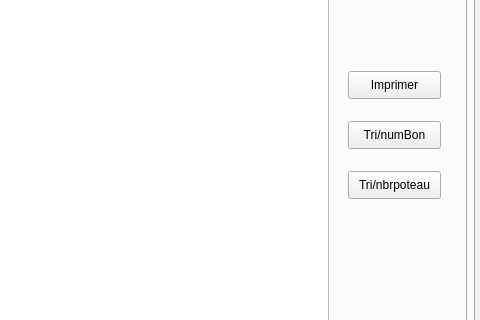
The window that Projet/mainwindow.ui (JasserBOUKRYA/PROJET_c-_2a) describes before a commit, drawn with Qt 5; both pictures show x 556 to 1036 and y 91 to 411 of the 1036 by 535 pixel window.
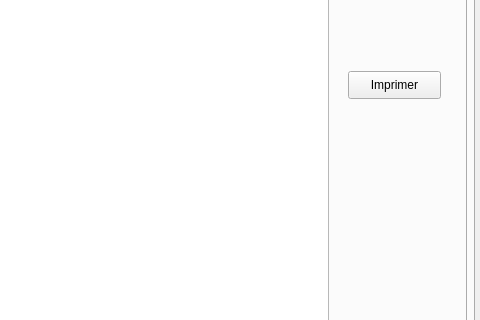
The same window after the commit. The open tabs and pages were chosen to show the change.

```diff
--- a/Projet/mainwindow.ui
+++ b/Projet/mainwindow.ui
@@ -804,32 +804,6 @@
          <string>Imprimer</string>
         </property>
        </widget>
-       <widget class="QPushButton" name="pushButton_7">
-        <property name="geometry">
-         <rect>
-          <x>880</x>
-          <y>150</y>
-          <width>93</width>
-          <height>28</height>
-         </rect>
-        </property>
-        <property name="text">
-         <string>Tri/numBon</string>
-        </property>
-       </widget>
-       <widget class="QPushButton" name="pushButton_8">
-        <property name="geometry">
-         <rect>
-          <x>880</x>
-          <y>200</y>
-          <width>93</width>
-          <height>28</height>
-         </rect>
-        </property>
-        <property name="text">
-         <string>Tri/nbrpoteau</string>
-        </property>
-       </widget>
       </widget>
       <widget class="QWidget" name="tab_9">
        <attribute name="title">
```
Left out of the diff: 30 changed lines with no effect on the pictures.
